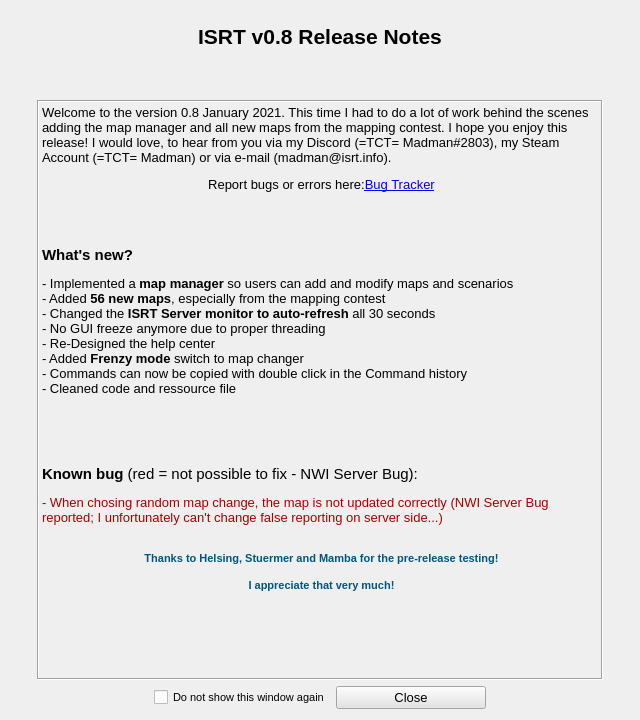
Qt form Source_Code/source_files/rn_gui.ui (sargolin/ISRT-Insurgency-Sandstorm-RCON-TOOL-and-Mapchanger) before a commit.
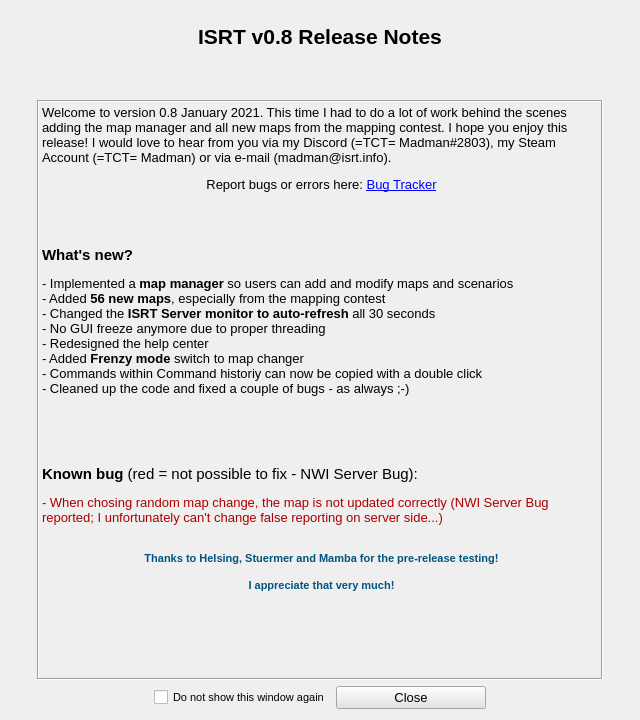
The same form after that commit. Icons and pictures are not drawn.

Commit message: changes after Review by Stuermer

Patch:
```diff
--- a/Source_Code/source_files/rn_gui.ui
+++ b/Source_Code/source_files/rn_gui.ui
@@ -118,7 +118,7 @@
           <enum>QFrame::Sunken</enum>
          </property>
          <property name="text">
-          <string>&lt;html&gt;&lt;head/&gt;&lt;body&gt;&lt;p&gt;Welcome to the version 0.8 January 2021. This time I had to do a lot of work behind the scenes adding the map manager and all new maps from the mapping contest. I hope you enjoy this release! I would love, to hear from you via my Discord (=TCT= Madman#2803), my Steam Account (=TCT= Madman) or via e-mail (madman@isrt.info).&lt;/p&gt;&lt;p align=&quot;center&quot;&gt;Report bugs or errors here:&lt;a href=&quot;https://github.com/olli-e/ISRT-Insurgency-Sandstorm-RCON-Query-Tool/issues&quot;&gt;&lt;span style=&quot; text-decoration: underline; color:#0000ff;&quot;&gt;Bug Tracker&lt;/span&gt;&lt;/a&gt;&lt;/p&gt;&lt;p align=&quot;center&quot;&gt;&lt;br/&gt;&lt;/p&gt;&lt;p&gt;&lt;span style=&quot; font-size:11pt; font-weight:600;&quot;&gt;What's new?&lt;/span&gt;&lt;/p&gt;&lt;p&gt;- Implemented a &lt;span style=&quot; font-weight:600;&quot;&gt;map manager&lt;/span&gt; so users can add and modify maps and scenarios&lt;br/&gt;- Added &lt;span style=&quot; font-weight:600;&quot;&gt;56 new maps&lt;/span&gt;, especially from the mapping contest&lt;br/&gt;- Changed the &lt;span style=&quot; font-weight:600;&quot;&gt;ISRT Server monitor to auto-refresh&lt;/span&gt; all 30 seconds&lt;br/&gt;- No GUI freeze anymore due to proper threading&lt;br/&gt;- Re-Designed the help center&lt;br/&gt;- Added &lt;span style=&quot; font-weight:600;&quot;&gt;Frenzy mode&lt;/span&gt; switch to map changer&lt;br/&gt;- Commands can now be copied with double click in the Command history&lt;br/&gt;- Cleaned code and ressource file&lt;br/&gt;&lt;/p&gt;&lt;p&gt;&lt;br/&gt;&lt;/p&gt;&lt;p&gt;&lt;span style=&quot; font-size:11pt; font-weight:600;&quot;&gt;Known bug &lt;/span&gt;&lt;span style=&quot; font-size:11pt;&quot;&gt;(red = not possible to fix - NWI Server Bug):&lt;/span&gt;&lt;/p&gt;&lt;p&gt;&lt;span style=&quot; color:#aa0000;&quot;&gt;- When chosing random map change, the map is not updated correctly (NWI Server Bug reported; I unfortunately can't change false reporting on server side...)&lt;/span&gt;&lt;br/&gt;&lt;/p&gt;&lt;p align=&quot;center&quot;&gt;&lt;span style=&quot; font-family:'Consolas','Courier New','monospace'; font-size:8pt; font-weight:600; color:#00557f;&quot;&gt;Thanks to Helsing, Stuermer and Mamba for the pre-release testing!&lt;/span&gt;&lt;/p&gt;&lt;p align=&quot;center&quot;&gt;&lt;span style=&quot; font-family:'Consolas','Courier New','monospace'; font-size:8pt; font-weight:600; color:#00557f;&quot;&gt;I appreciate that very much!&lt;/span&gt;&lt;br/&gt;&lt;/p&gt;&lt;p&gt;&lt;br/&gt;&lt;/p&gt;&lt;/body&gt;&lt;/html&gt;</string>
+          <string>&lt;html&gt;&lt;head/&gt;&lt;body&gt;&lt;p&gt;Welcome to version 0.8 January 2021. This time I had to do a lot of work behind the scenes adding the map manager and all new maps from the mapping contest. I hope you enjoy this release! I would love to hear from you via my Discord (=TCT= Madman#2803), my Steam Account (=TCT= Madman) or via e-mail (madman@isrt.info).&lt;/p&gt;&lt;p align=&quot;center&quot;&gt;Report bugs or errors here: &lt;a href=&quot;https://github.com/olli-e/ISRT-Insurgency-Sandstorm-RCON-Query-Tool/issues&quot;&gt;&lt;span style=&quot; text-decoration: underline; color:#0000ff;&quot;&gt;Bug Tracker&lt;/span&gt;&lt;/a&gt;&lt;/p&gt;&lt;p align=&quot;center&quot;&gt;&lt;br/&gt;&lt;/p&gt;&lt;p&gt;&lt;span style=&quot; font-size:11pt; font-weight:600;&quot;&gt;What's new?&lt;/span&gt;&lt;/p&gt;&lt;p&gt;- Implemented a &lt;span style=&quot; font-weight:600;&quot;&gt;map manager&lt;/span&gt; so users can add and modify maps and scenarios&lt;br/&gt;- Added &lt;span style=&quot; font-weight:600;&quot;&gt;56 new maps&lt;/span&gt;, especially from the mapping contest&lt;br/&gt;- Changed the &lt;span style=&quot; font-weight:600;&quot;&gt;ISRT Server monitor to auto-refresh&lt;/span&gt; all 30 seconds&lt;br/&gt;- No GUI freeze anymore due to proper threading&lt;br/&gt;- Redesigned the help center&lt;br/&gt;- Added &lt;span style=&quot; font-weight:600;&quot;&gt;Frenzy mode&lt;/span&gt; switch to map changer&lt;br/&gt;- Commands within Command historiy can now be copied with a double click&lt;br/&gt;- Cleaned up the code and fixed a couple of bugs - as always ;-)&lt;br/&gt;&lt;/p&gt;&lt;p&gt;&lt;br/&gt;&lt;/p&gt;&lt;p&gt;&lt;span style=&quot; font-size:11pt; font-weight:600;&quot;&gt;Known bug &lt;/span&gt;&lt;span style=&quot; font-size:11pt;&quot;&gt;(red = not possible to fix - NWI Server Bug):&lt;/span&gt;&lt;/p&gt;&lt;p&gt;&lt;span style=&quot; color:#aa0000;&quot;&gt;- When chosing random map change, the map is not updated correctly (NWI Server Bug reported; I unfortunately can't change false reporting on server side...)&lt;/span&gt;&lt;br/&gt;&lt;/p&gt;&lt;p align=&quot;center&quot;&gt;&lt;span style=&quot; font-family:'Consolas','Courier New','monospace'; font-size:8pt; font-weight:600; color:#00557f;&quot;&gt;Thanks to Helsing, Stuermer and Mamba for the pre-release testing!&lt;/span&gt;&lt;/p&gt;&lt;p align=&quot;center&quot;&gt;&lt;span style=&quot; font-family:'Consolas','Courier New','monospace'; font-size:8pt; font-weight:600; color:#00557f;&quot;&gt;I appreciate that very much!&lt;/span&gt;&lt;br/&gt;&lt;/p&gt;&lt;p&gt;&lt;br/&gt;&lt;/p&gt;&lt;/body&gt;&lt;/html&gt;</string>
          </property>
          <property name="alignment">
           <set>Qt::AlignLeading|Qt::AlignLeft|Qt::AlignTop</set>
```
The commit also changes 15 other files.
